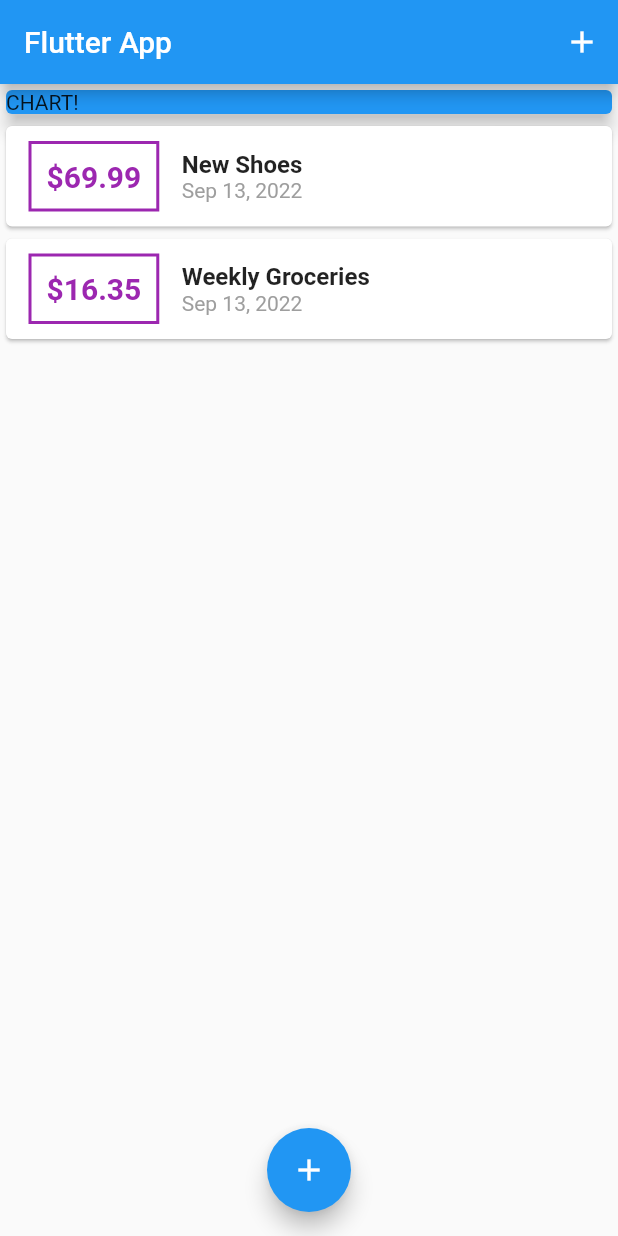
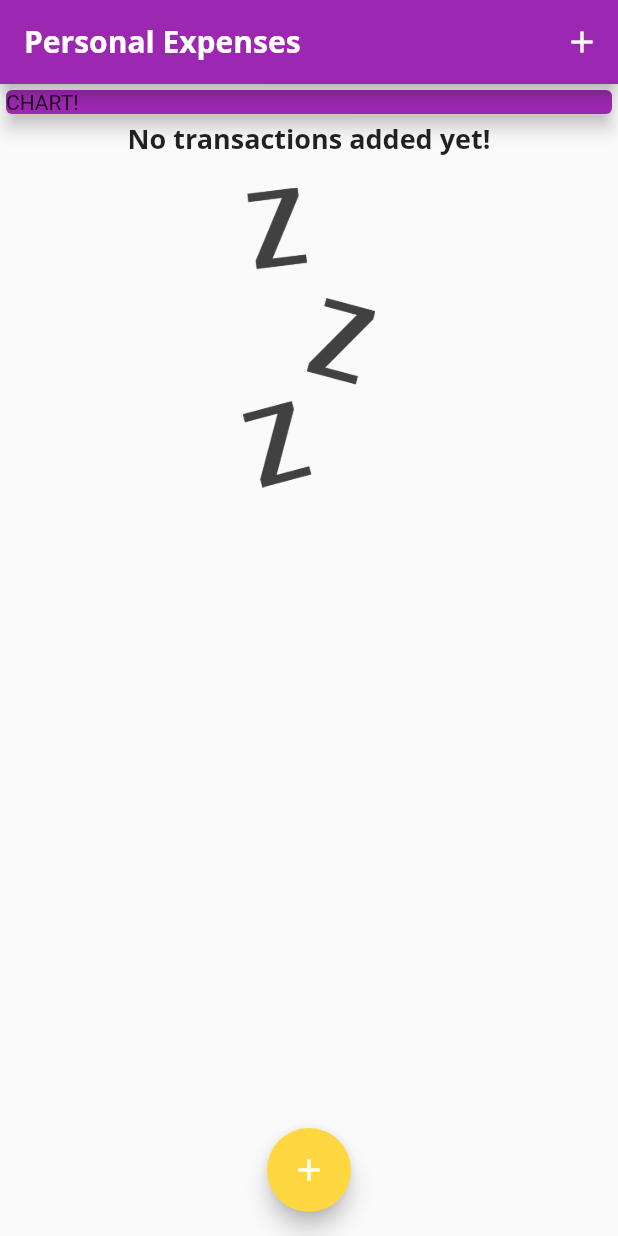
Before and after one commit to justcier/personal_expenses_app, a Flutter app: the screen it shows after launch, on a phone screen of 412 x 824 dp. Run offline on Flutter 3.47's test engine with Material 2 defaults, Android fonts, the phone set to English and light mode, and no system bars; Roboto replaces fonts that are missing (Open Sans).

Commit message:
Added new fonts and empty transactions screen with image

```diff
--- a/lib/main.dart
+++ b/lib/main.dart
@@ -12,9 +12,25 @@ class MyApp extends StatelessWidget {
 
   @override
   Widget build(BuildContext context) {
-    return const MaterialApp(
-      title: 'Flutter App',
-      home: MyHomePage(),
+    return MaterialApp(
+      title: 'Personal Expenses',
+      theme: ThemeData(
+          primarySwatch: Colors.purple,
+          colorScheme: ColorScheme.fromSwatch(primarySwatch: Colors.purple)
+              .copyWith(secondary: Colors.amberAccent),
+          fontFamily: 'Quicksand',
+          textTheme: ThemeData.light().textTheme.copyWith(
+                titleLarge: const TextStyle(
+                    fontFamily: 'Open Sans',
+                    fontWeight: FontWeight.bold,
+                    fontSize: 18),
+              ),
+          appBarTheme: const AppBarTheme(
+              titleTextStyle: TextStyle(
+                  fontFamily: 'OpenSans',
+                  fontSize: 20,
+                  fontWeight: FontWeight.bold))),
+      home: const MyHomePage(),
     );
   }
 }
@@ -28,18 +44,18 @@ class MyHomePage extends StatefulWidget {
 
 class _MyHomePageState extends State<MyHomePage> {
   final List<Transaction> _userTransactions = [
-    Transaction(
-      id: 't1',
-      title: 'New Shoes',
-      amount: 69.99,
-      date: DateTime.now(),
-    ),
-    Transaction(
-      id: 't1',
-      title: 'Weekly Groceries',
-      amount: 16.35,
-      date: DateTime.now(),
-    )
+    // Transaction(
+    //   id: 't1',
+    //   title: 'New Shoes',
+    //   amount: 69.99,
+    //   date: DateTime.now(),
+    // ),
+    // Transaction(
+    //   id: 't1',
+    //   title: 'Weekly Groceries',
+    //   amount: 16.35,
+    //   date: DateTime.now(),
+    // )
   ];
 
   void _addNewTransaction(String txTitle, double txAmount) {
@@ -71,7 +87,7 @@ class _MyHomePageState extends State<MyHomePage> {
   Widget build(BuildContext context) {
     return Scaffold(
       appBar: AppBar(
-        title: const Text('Flutter App'),
+        title: const Text('Personal Expenses'),
         actions: [
           IconButton(
             icon: const Icon(Icons.add),
@@ -86,9 +102,9 @@ class _MyHomePageState extends State<MyHomePage> {
           children: <Widget>[
             Container(
               width: double.infinity,
-              child: const Card(
+              child: Card(
                 elevation: 5,
-                color: Colors.blue,
+                color: Theme.of(context).primaryColor,
                 child: Text('CHART!'),
               ),
             ),
--- a/lib/widgets/transaction_list.dart
+++ b/lib/widgets/transaction_list.dart
@@ -12,25 +12,44 @@ class TransactionList extends StatelessWidget {
   Widget build(BuildContext context) {
     return Container(
       height: 300,
-      child: ListView.builder(
+      child: transactions.isEmpty
+          ? Column(
+              children: [
+                Text(
+                  'No transactions added yet!',
+                  style: Theme.of(context).textTheme.titleLarge,
+                ),
+                const SizedBox(
+                  height: 20,
+                ),
+                Container(
+                  height: 200,
+                  child: Image.asset(
+                    'assets/images/waiting.png',
+                    fit: BoxFit.cover,
+                  ),
+                )
+              ],
+            )
+          : ListView.builder(
               itemBuilder: (ctx, index) {
                 return Card(
                   child: Row(children: [
                     Container(
-                margin:
-                    const EdgeInsets.symmetric(vertical: 10, horizontal: 15),
+                      margin: const EdgeInsets.symmetric(
+                          vertical: 10, horizontal: 15),
                       decoration: BoxDecoration(
                           border: Border.all(
-                  color: Colors.purple,
+                        color: Theme.of(context).primaryColor,
                         width: 2,
                       )),
                       padding: const EdgeInsets.all(10),
                       child: Text(
                         '\$${transactions[index].amount.toStringAsPrecision(4)}',
-                  style: const TextStyle(
+                        style: TextStyle(
                             fontWeight: FontWeight.bold,
                             fontSize: 20,
-                      color: Colors.purple),
+                            color: Theme.of(context).primaryColor),
                       ),
                     ),
                     Column(
@@ -38,10 +57,7 @@ class TransactionList extends StatelessWidget {
                       children: [
                         Text(
                           transactions[index].title,
-                    style: const TextStyle(
-                      fontSize: 16,
-                      fontWeight: FontWeight.bold,
-                    ),
+                          style: Theme.of(context).textTheme.headline6,
                         ),
                         Text(
                           DateFormat.yMMMd().format(transactions[index].date),
```
Also changed, not shown: pubspec.yaml (+14 -35 lines), assets/fonts/OpenSans-Bold.ttf (added), assets/fonts/OpenSans-Regular.ttf (added), assets/fonts/Quicksand-Bold.ttf (added), assets/fonts/Quicksand-Light.ttf (added), assets/fonts/Quicksand-Medium.ttf (added), assets/fonts/Quicksand-Regular.ttf (added), assets/images/waiting.png (added). Lines whose indentation alone changed are shown as unchanged.
